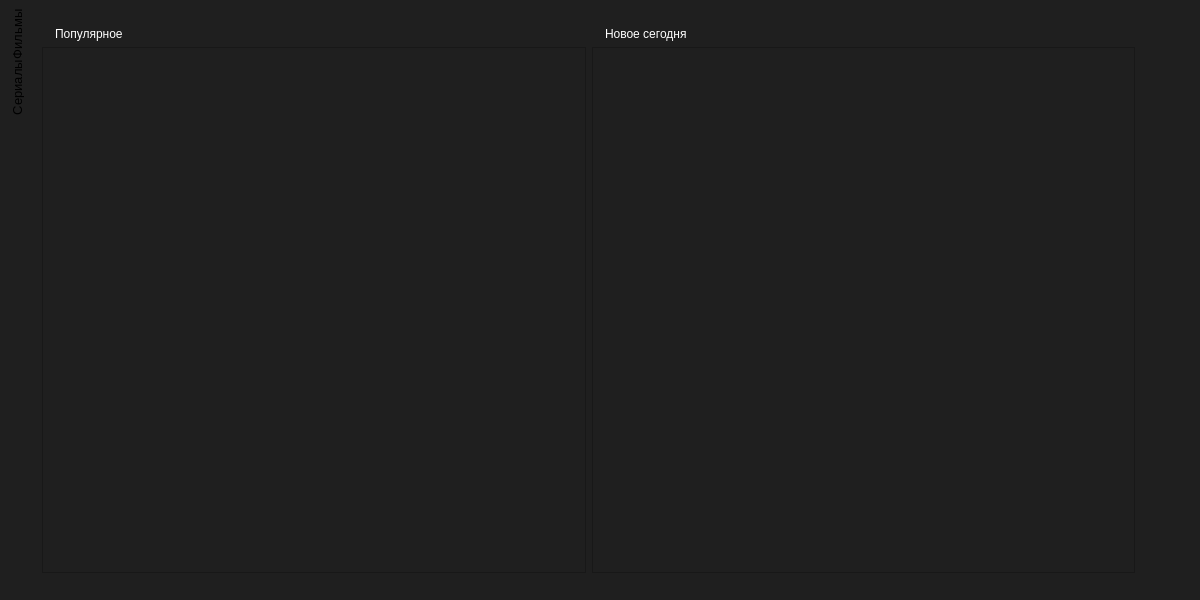
The window that src/mainwindow.ui (dimkashelk/SimpleKinopoiskQt) describes before a commit, drawn with Qt 5.
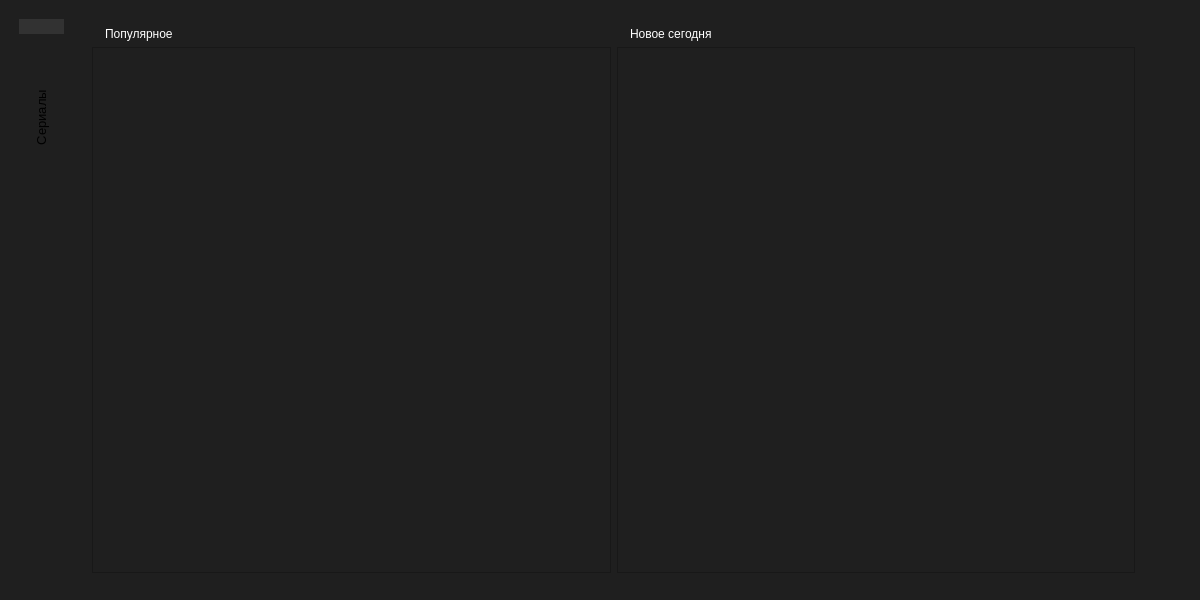
The same window after the commit. The open tabs and pages were chosen to show the change. Icons and pictures are not drawn.

Commit message: Add films icon

What changed in the file:
```diff
--- a/src/mainwindow.ui
+++ b/src/mainwindow.ui
@@ -34,7 +34,7 @@
       <property name="styleSheet">
        <string notr="true">QTabBar {	
 	background-color: rgba(255, 255, 255, 0);
-	padding: 1px;
+	padding: 10px;
 	border-radius: 10px;
 }
 
@@ -45,6 +45,9 @@
 QTabBar::tab {
 	background-color: rgba(255, 255, 255, 0);
 	border-radius: 10px;
+	padding: 15px;
+	padding-top: 0px;
+	margin: 10px; 
 }
 
 QTabWidget::pane {
@@ -120,7 +123,7 @@
                   <rect>
                    <x>0</x>
                    <y>0</y>
-                   <width>507</width>
+                   <width>486</width>
                    <height>504</height>
                   </rect>
                  </property>
@@ -153,7 +156,7 @@
                   <rect>
                    <x>0</x>
                    <y>0</y>
-                   <width>507</width>
+                   <width>486</width>
                    <height>504</height>
                   </rect>
                  </property>
@@ -338,7 +341,7 @@
       </widget>
       <widget class="QWidget" name="tab_2">
        <attribute name="title">
-        <string>Фильмы</string>
+        <string/>
        </attribute>
       </widget>
       <widget class="QWidget" name="tab">
```
Left out of the diff: 10 changed lines with no effect on the pictures. The commit also changes 1 other file.
